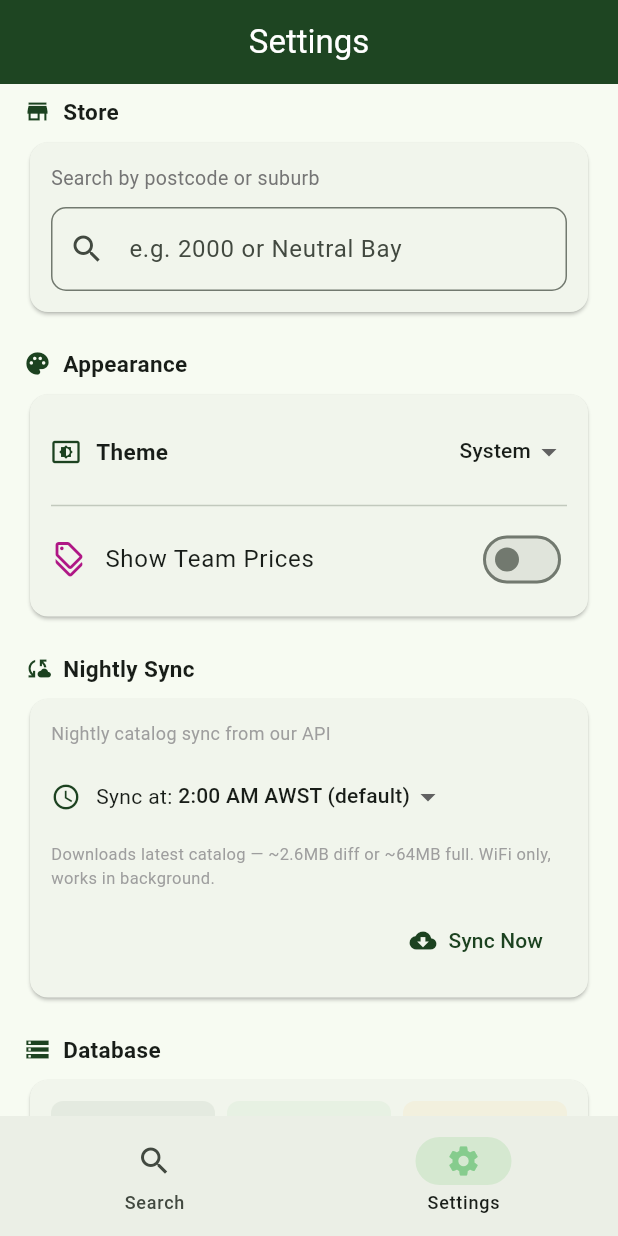
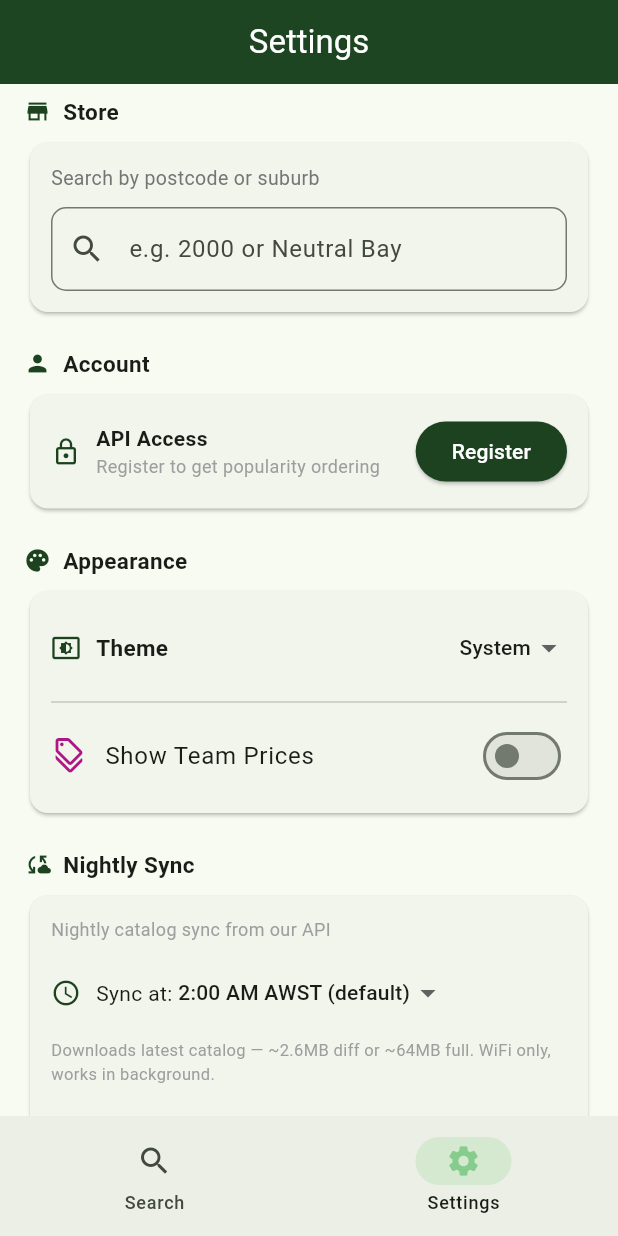
Before and after one commit to CalvFletch/MY-dans, a Flutter app: the screen it shows after launch, item 2 of the bottom bar chosen, on a phone screen of 412 x 824 dp. Run offline on Flutter 3.47's test engine with Material 3 defaults, Android fonts, the phone set to English and light mode, and no system bars; our stand-ins replace cached_network_image, fl_chart, flutter_svg, shared_preferences, sqflite; missing offline and left inert: dart_lz4, mobile_scanner, workmanager; accounts and stored records are empty; network calls fail; statements that could not run were skipped.

Commit message:
Auth flow: register, request upgrade, token storage, compare endpoint

```diff
--- a/lib/screens/settings_screen.dart
+++ b/lib/screens/settings_screen.dart
@@ -36,13 +36,30 @@ class _SettingsScreenState extends State<SettingsScreen> {
   int _syncHour = 2;
   bool _statsLoaded = false;
 
+  // Auth state
+  String? _token;
+  String _tier = 'basic';
+  final _storeNoCtrl = TextEditingController();
+  final _nameCtrl = TextEditingController();
+  final _empIdCtrl = TextEditingController();
+  final _passphraseCtrl = TextEditingController();
+  String? _requestId;
+  bool _requesting = false;
+
   @override
   void initState() {
     super.initState();
     _loadStore();
     _loadStats();
     _loadSyncSettings();
+    _loadAuth();
     _searchController.addListener(_onSearchChanged);
+  }
+
+  Future<void> _loadAuth() async {
+    final t = await ApiService.getToken();
+    final tier = await ApiService.getTier();
+    if (mounted) setState(() { _token = t; _tier = tier; });
   }
 
   Future<void> _loadStats() async {
@@ -155,6 +172,10 @@ class _SettingsScreenState extends State<SettingsScreen> {
           _section('Store', Icons.store),
           const SizedBox(height: 6),
           _storeCard(),
+          const SizedBox(height: 20),
+          _section('Account', Icons.person),
+          const SizedBox(height: 6),
+          _authCard(),
           const SizedBox(height: 20),
           _section('Appearance', Icons.palette),
           const SizedBox(height: 6),
@@ -298,6 +319,103 @@ class _SettingsScreenState extends State<SettingsScreen> {
         ],
       ],
     );
+  }
+
+  // ── Auth ───────────────────────────────────
+
+  Widget _authCard() {
+    if (_token == null) {
+      return _card(children: [
+        Row(children: [
+          const Icon(Icons.lock_outline, color: AppColors.primary, size: 20),
+          const SizedBox(width: 10),
+          Expanded(child: Column(crossAxisAlignment: CrossAxisAlignment.start, children: [
+            const Text('API Access', style: TextStyle(fontWeight: FontWeight.w600)),
+            Text('Register to get popularity ordering', style: TextStyle(color: Colors.grey[500], fontSize: 12)),
+          ])),
+          ElevatedButton(onPressed: _register, child: const Text('Register')),
+        ]),
+      ]);
+    }
+    if (_tier == 'basic') {
+      return _card(children: [
+        Row(children: [
+          Icon(Icons.person_outline, color: Colors.orange[400], size: 20),
+          const SizedBox(width: 10),
+          Expanded(child: Column(crossAxisAlignment: CrossAxisAlignment.start, children: [
+            const Text('Basic Access', style: TextStyle(fontWeight: FontWeight.w600)),
+            Text('Request upgrade for price history & scores', style: TextStyle(color: Colors.grey[500], fontSize: 12)),
+          ])),
+        ]),
+        if (_requestId != null)
+          Padding(padding: const EdgeInsets.only(top: 8), child: Text('Request pending: $_requestId', style: TextStyle(color: Colors.orange[400], fontSize: 11))),
+        if (_requestId == null) ...[
+          const Divider(height: 20),
+          TextField(controller: _storeNoCtrl, decoration: const InputDecoration(labelText: 'Store Number', isDense: true)),
+          TextField(controller: _nameCtrl, decoration: const InputDecoration(labelText: 'Full Name', isDense: true)),
+          TextField(controller: _empIdCtrl, decoration: const InputDecoration(labelText: 'Employee ID', isDense: true)),
+          TextField(controller: _passphraseCtrl, obscureText: true, decoration: const InputDecoration(labelText: 'Passphrase', isDense: true)),
+          const SizedBox(height: 10),
+          SizedBox(width: double.infinity, child: ElevatedButton(
+            onPressed: _requesting ? null : _requestUpgrade,
+            child: _requesting ? const SizedBox(width: 18, height: 18, child: CircularProgressIndicator(strokeWidth: 2)) : const Text('Request Advanced Access'),
+          )),
+        ],
+      ]);
+    }
+    // Advanced tier
+    return _card(children: [
+      Row(children: [
+        const Icon(Icons.verified, color: AppColors.primary, size: 20),
+        const SizedBox(width: 10),
+        Expanded(child: Column(crossAxisAlignment: CrossAxisAlignment.start, children: [
+          const Text('Advanced Access', style: TextStyle(fontWeight: FontWeight.w600, color: AppColors.primary)),
+          Text('Price history & popularity unlocked', style: TextStyle(color: Colors.grey[500], fontSize: 12)),
+        ])),
+      ]),
+    ]);
+  }
+
+  Future<void> _register() async {
+    final token = await ApiService.register();
+    if (mounted) setState(() { _token = token; _tier = 'basic'; });
+  }
+
+  Future<void> _requestUpgrade() async {
+    if (_storeNoCtrl.text.isEmpty || _nameCtrl.text.isEmpty || _empIdCtrl.text.isEmpty || _passphraseCtrl.text.isEmpty) return;
+    setState(() => _requesting = true);
+    final result = await ApiService.requestUpgrade(
+      storeNumber: _storeNoCtrl.text.trim(),
+      name: _nameCtrl.text.trim(),
+      employeeId: _empIdCtrl.text.trim(),
+      passphrase: _passphraseCtrl.text.trim(),
+    );
+    if (result != null && mounted) {
+      setState(() {
+        _requestId = result['request_id'] as String?;
+        _requesting = false;
+      });
+      // Poll for approval
+      _pollRequest();
+    } else {
+      if (mounted) setState(() => _requesting = false);
+    }
+  }
+
+  Future<void> _pollRequest() async {
+    if (_requestId == null) return;
+    for (var i = 0; i < 30; i++) {
+      await Future.delayed(const Duration(seconds: 5));
+      final status = await ApiService.checkRequestStatus(_requestId!);
+      if (status == 'approved' && mounted) {
+        setState(() { _tier = 'advanced'; _requestId = null; });
+        return;
+      }
+      if (status == 'rejected' && mounted) {
+        setState(() => _requestId = null);
+        return;
+      }
+    }
   }
 
   // ── Appearance ─────────────────────────────
--- a/lib/services/api_service.dart
+++ b/lib/services/api_service.dart
@@ -7,12 +7,11 @@ import 'search_service.dart';
 
 class ApiService {
   // All DM API calls go through our server — the key never leaves the backend.
-  static const _serverBase = 'http://192.168.1.209:8080';
+  static const _serverBase = 'http://192.168.1.108:8000';
+  static const _prodBase = 'https://mydans.calvfletch.dev';
 
-  /// Override server base (e.g. for production URL).
-  static String? proxyBase;
-
-  static String get _base => proxyBase ?? _serverBase;
+  static bool _useProd = false;
+  static String get _base => _useProd ? _prodBase : _serverBase;
 
   // In-memory catalog
   static final List<Product> _catalog = [];
@@ -389,4 +388,112 @@ class ApiService {
       return null;
     }
   }
+
+  // ═══════════════════════════════════════════════════════════════
+  // Auth
+  // ═══════════════════════════════════════════════════════════════
+
+  /// Register and get a basic API token. Everyone gets one automatically.
+  static Future<String?> register() async {
+    try {
+      final r = await http.post(Uri.parse('$_base/api/auth/register'));
+      if (r.statusCode == 201) {
+        final data = json.decode(r.body);
+        final token = data['token'] as String;
+        await CacheService.setToken(token);
+        await CacheService.setTokenTier(data['tier'] ?? 'basic');
+        return token;
+      }
+    } catch (_) {}
+    return null;
+  }
+
+  /// Request advanced access upgrade. Requires store details.
+  static Future<Map<String, dynamic>?> requestUpgrade({
+    required String storeNumber,
+    required String name,
+    required String employeeId,
+    required String passphrase,
+  }) async {
+    try {
+      final r = await http.post(
+        Uri.parse('$_base/api/auth/request'),
+        headers: {'Content-Type': 'application/json'},
+        body: json.encode({
+          'store_number': storeNumber,
+          'name': name,
+          'employee_id': employeeId,
+          'passphrase': passphrase,
+        }),
+      );
+      if (r.statusCode == 201) {
+        return json.decode(r.body) as Map<String, dynamic>;
+      }
+    } catch (_) {}
+    return null;
+  }
+
+  /// Poll request status until approved/rejected.
+  static Future<String?> checkRequestStatus(String requestId) async {
+    try {
+      final r = await http.get(Uri.parse('$_base/api/auth/status/$requestId'));
+      if (r.statusCode == 200) {
+        final data = json.decode(r.body);
+        if (data['status'] == 'approved' && data['token'] != null) {
+          await CacheService.setToken(data['token'] as String);
+          await CacheService.setTokenTier('advanced');
+          return 'approved';
+        }
+        return data['status'] as String?;
+      }
+    } catch (_) {}
+    return null;
+  }
+
+  // ═══════════════════════════════════════════════════════════════
+  // Search Compare (local-first workflow)
+  // ═══════════════════════════════════════════════════════════════
+
+  /// Client sends local search results → server returns ordering + missing + refreshed.
+  static Future<Map<String, dynamic>?> searchCompare({
+    required String query,
+    required int localCount,
+    required List<String> staleIds,
+  }) async {
+    try {
+      final r = await http.post(
+        Uri.parse('$_base/api/search/compare'),
+        headers: {'Content-Type': 'application/json'},
+        body: json.encode({
+          'query': query,
+          'local_count': localCount,
+          'stale_ids': staleIds,
+        }),
+      );
+      if (r.statusCode == 200) {
+        return json.decode(r.body) as Map<String, dynamic>;
+      }
+    } catch (_) {}
+    return null;
+  }
+
+  /// Get product detail (for fetching missing/refreshed products).
+  static Future<Product?> getProduct(String code) async {
+    try {
+      final r = await http.get(Uri.parse('$_base/api/product/$code'));
+      if (r.statusCode == 200) {
+        return Product.fromJson(json.decode(r.body) as Map<String, dynamic>);
+      }
+    } catch (_) {}
+    return null;
+  }
+
+  /// Get current auth token from cache.
+  static Future<String?> getToken() => CacheService.getToken();
+
+  /// Get current tier.
+  static Future<String> getTier() async {
+    final t = await CacheService.getTokenTier();
+    return t ?? 'basic';
+  }
 }
--- a/lib/services/cache_service.dart
+++ b/lib/services/cache_service.dart
@@ -212,4 +212,40 @@ class CacheService {
       DateTime.now().millisecondsSinceEpoch,
     );
   }
+
+  // ═══════════════ Auth Token ═══════════════
+
+  static const _tokenKey = 'api_token';
+  static const _tierKey = 'api_tier';
+  static const _requestIdKey = 'auth_request_id';
+
+  static Future<String?> getToken() async {
+    final prefs = await SharedPreferences.getInstance();
+    return prefs.getString(_tokenKey);
+  }
+
+  static Future<void> setToken(String token) async {
+    final prefs = await SharedPreferences.getInstance();
+    await prefs.setString(_tokenKey, token);
+  }
+
+  static Future<String?> getTokenTier() async {
+    final prefs = await SharedPreferences.getInstance();
+    return prefs.getString(_tierKey);
+  }
+
+  static Future<void> setTokenTier(String tier) async {
+    final prefs = await SharedPreferences.getInstance();
+    await prefs.setString(_tierKey, tier);
+  }
+
+  static Future<String?> getRequestId() async {
+    final prefs = await SharedPreferences.getInstance();
+    return prefs.getString(_requestIdKey);
+  }
+
+  static Future<void> setRequestId(String id) async {
+    final prefs = await SharedPreferences.getInstance();
+    await prefs.setString(_requestIdKey, id);
+  }
 }
```
